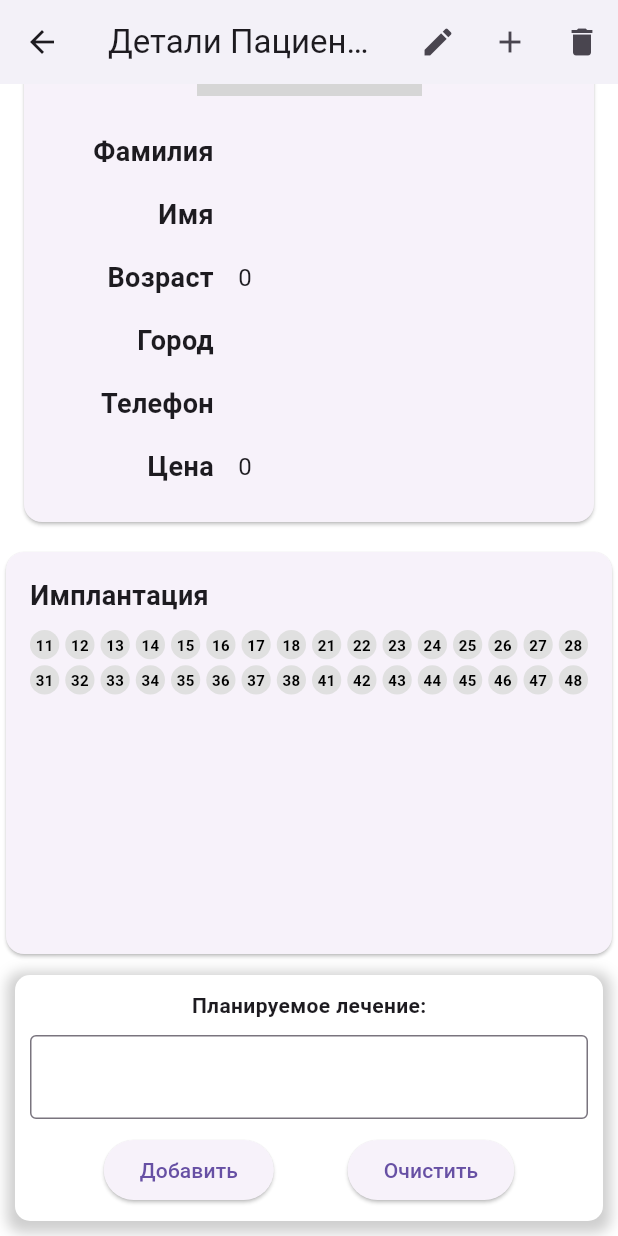
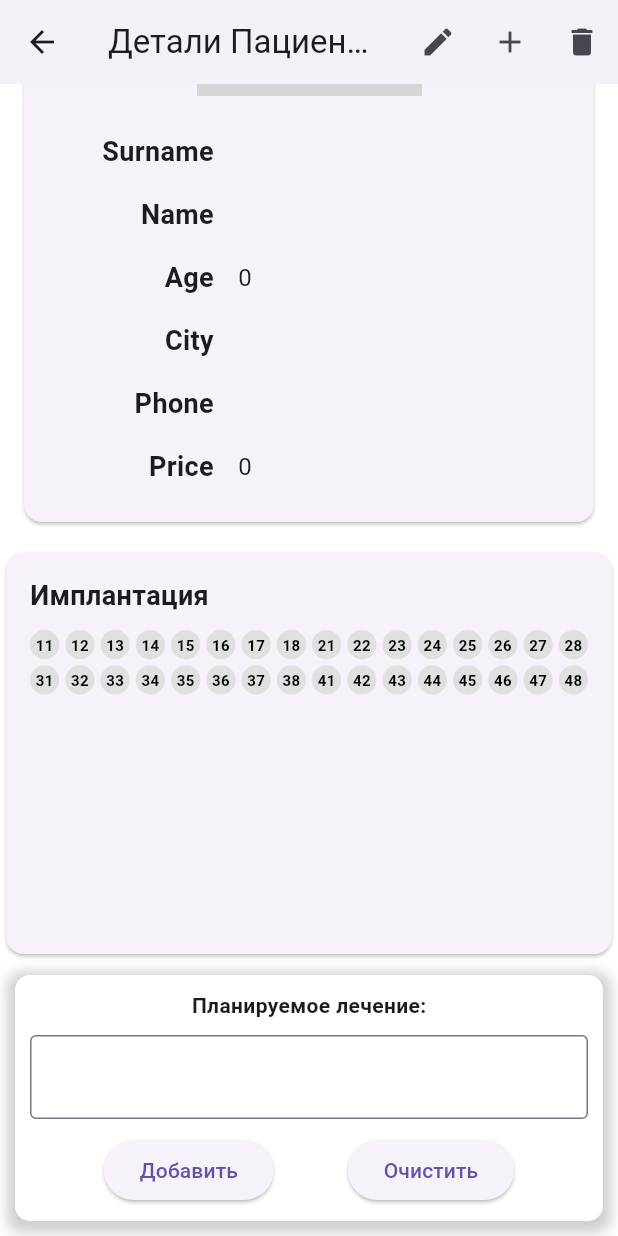
Before and after one commit to greatgreek73/ClinicDB, a Flutter app: the PatientDetailsScreen screen opened directly with empty values, scrolled down 174 dp, on a phone screen of 412 x 824 dp. Run offline on Flutter 3.47's test engine with Material 3 defaults, Android fonts, the phone set to English and light mode, and no system bars; our stand-ins replace cloud_firestore, firebase_core, firebase_storage, flutter_masked_text2, image_picker, shared_preferences; accounts and stored records are empty; network calls fail; Roboto replaces fonts that are missing (Geller Text Regular); grey boxes are pictures that could not be loaded.

Commit message:
Replaced Russian labels with English labels and applied Geller Text Regular font to patient details screen.

```diff
--- a/lib/patient_details_screen.dart
+++ b/lib/patient_details_screen.dart
@@ -397,17 +397,24 @@ class TreatmentSelectionScreen extends StatelessWidget {
   }
 
   Widget _buildPatientDetails(Map<String, dynamic> patientData) {
-    TextStyle titleStyle = TextStyle(fontSize: 18, fontWeight: FontWeight.bold);
-    TextStyle subtitleStyle = TextStyle(fontSize: 16);
+    TextStyle titleStyle = TextStyle(
+      fontSize: 18,
+      fontWeight: FontWeight.bold,
+      fontFamily: 'Geller Text Regular',
+    );
+    TextStyle subtitleStyle = TextStyle(
+      fontSize: 16,
+      fontFamily: 'Geller Text Regular',
+    );
 
     return Column(
       children: [
-        _buildDetailRow('Фамилия', patientData['surname'] ?? 'Нет данных', titleStyle, subtitleStyle),
-        _buildDetailRow('Имя', patientData['name'] ?? 'Нет данных', titleStyle, subtitleStyle),
-        _buildDetailRow('Возраст', '${patientData['age']}', titleStyle, subtitleStyle),
-        _buildDetailRow('Город', patientData['city'] ?? 'Нет данных', titleStyle, subtitleStyle),
-        _buildDetailRow('Телефон', patientData['phone'] ?? 'Нет данных', titleStyle, subtitleStyle),
-        _buildDetailRow('Цена', '${priceFormatter.format(patientData['price'])}', titleStyle, subtitleStyle),
+        _buildDetailRow('Surname', patientData['surname'] ?? 'No data', titleStyle, subtitleStyle),
+        _buildDetailRow('Name', patientData['name'] ?? 'No data', titleStyle, subtitleStyle),
+        _buildDetailRow('Age', '${patientData['age']}', titleStyle, subtitleStyle),
+        _buildDetailRow('City', patientData['city'] ?? 'No data', titleStyle, subtitleStyle),
+        _buildDetailRow('Phone', patientData['phone'] ?? 'No data', titleStyle, subtitleStyle),
+        _buildDetailRow('Price', '${priceFormatter.format(patientData['price'])}', titleStyle, subtitleStyle),
       ],
     );
   }
```
